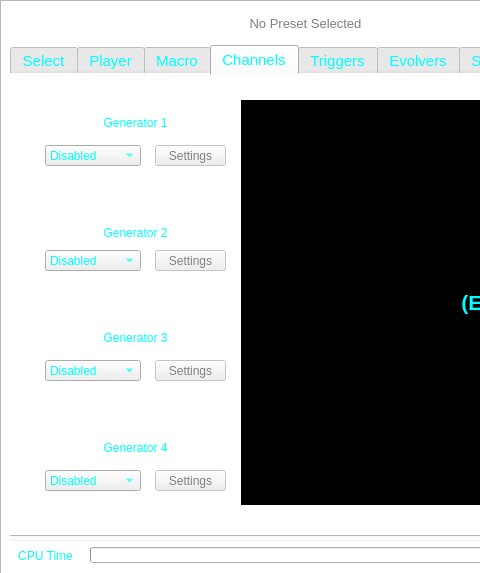
Qt form ui/sbmain/soundbenchmain.ui (TheDaemoness/Soundbench) before a commit; both pictures show x 0 to 480 and y 0 to 573 of the 1065 by 573 pixel window.
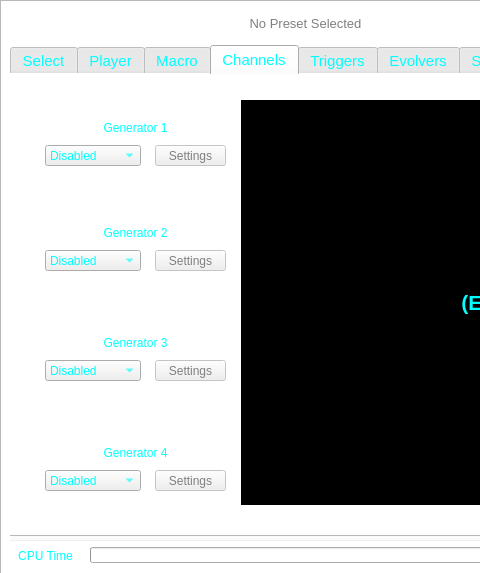
The same form after that commit. The open tabs and pages were chosen to show the change. Icons and pictures are not drawn.

Commit message: Fixed some alignment issues in the Channels interface.

```diff
--- a/ui/sbmain/soundbenchmain.ui
+++ b/ui/sbmain/soundbenchmain.ui
@@ -1145,7 +1145,7 @@
       <property name="geometry">
        <rect>
         <x>25</x>
-        <y>40</y>
+        <y>45</y>
         <width>201</width>
         <height>16</height>
        </rect>
@@ -1177,7 +1177,7 @@
       <property name="geometry">
        <rect>
         <x>25</x>
-        <y>255</y>
+        <y>260</y>
         <width>201</width>
         <height>16</height>
        </rect>
@@ -1193,7 +1193,7 @@
       <property name="geometry">
        <rect>
         <x>25</x>
-        <y>365</y>
+        <y>370</y>
         <width>201</width>
         <height>16</height>
        </rect>
```
Left out of the diff: 2 changed lines with no effect on the pictures.
